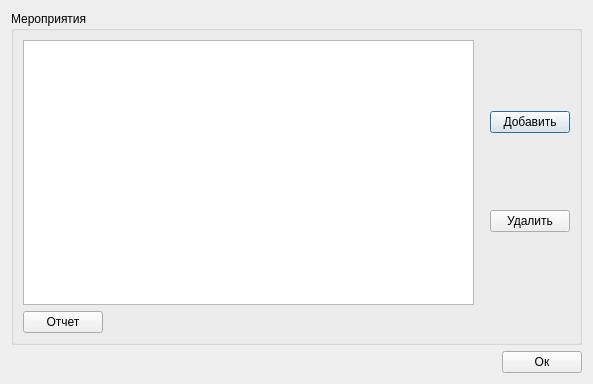
Before: the Qt Designer form ui/eventswindow.ui in 7enSmile/clientVKR, drawn with Qt 5.
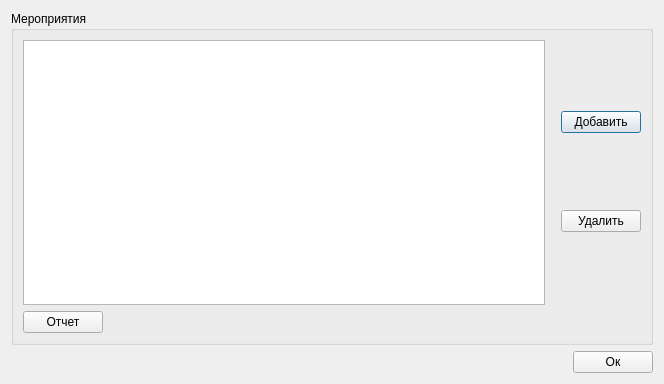
After: the same form once the commit is applied.

```diff
--- a/ui/eventswindow.ui
+++ b/ui/eventswindow.ui
@@ -6,7 +6,7 @@
    <rect>
     <x>0</x>
     <y>0</y>
-    <width>593</width>
+    <width>664</width>
     <height>384</height>
    </rect>
   </property>
@@ -27,10 +27,13 @@
           <item>
            <widget class="QTableView" name="tableViewEvents">
             <attribute name="horizontalHeaderVisible">
-             <bool>false</bool>
+             <bool>true</bool>
             </attribute>
             <attribute name="horizontalHeaderDefaultSectionSize">
-             <number>1000</number>
+             <number>100</number>
+            </attribute>
+            <attribute name="horizontalHeaderStretchLastSection">
+             <bool>true</bool>
             </attribute>
            </widget>
           </item>
```
Left out of the diff: 3 changed lines with no effect on the pictures.
